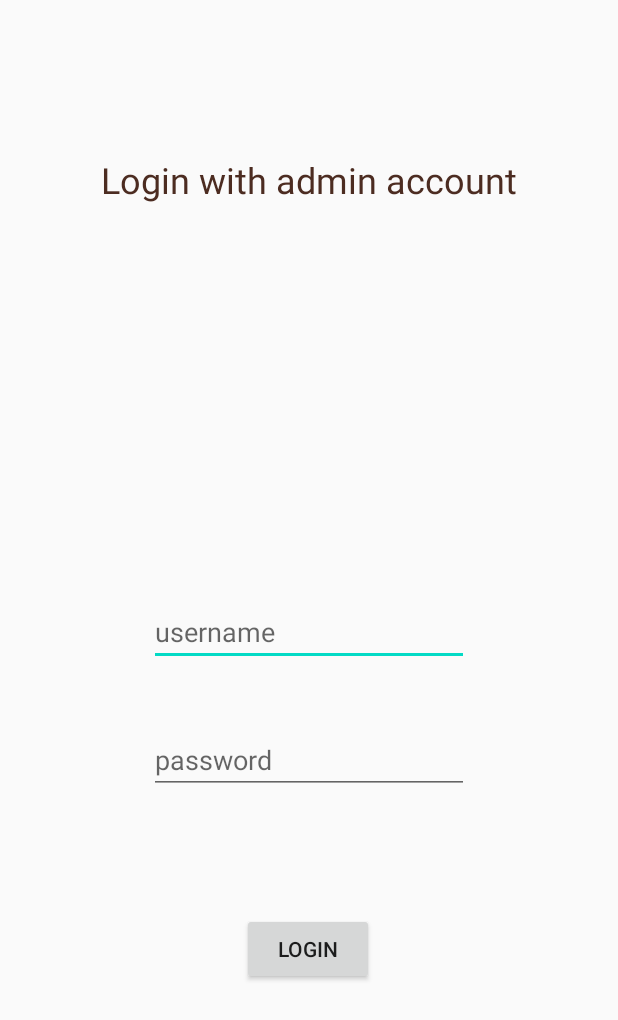
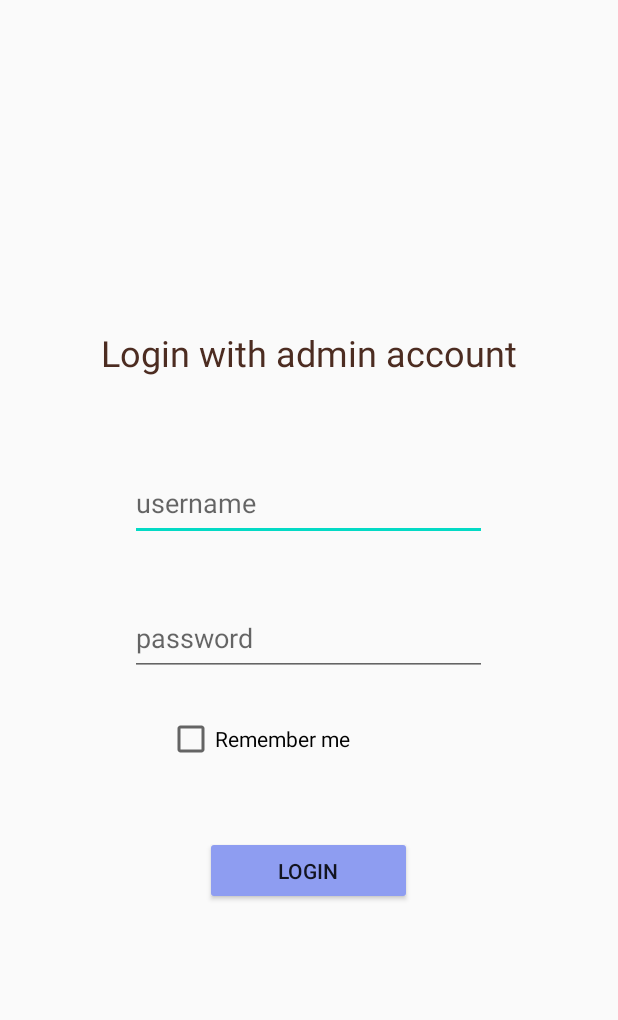
Before and after one commit to ngdthanh2000/smart_food_court_system, an Android app: the layout activity_login.xml on its own in the app's theme, with its tools: preview values and no code run, on a phone screen of 412 x 824 dp. Shown: the top 1020 px of the screen. Run offline under Robolectric (Android 15) with nearby library versions, the phone set to English and light mode, and no system bars.

Commit message:
Change from ListView to RecyclerView
Use RecyclerView to show list of orders on the screen to increase performance.
Add "Remember me" checkbox on login screen to save login info.

```diff
--- a/OrderManagementApplication/app/build.gradle
+++ b/OrderManagementApplication/app/build.gradle
@@ -33,6 +33,7 @@ dependencies {
     implementation 'androidx.constraintlayout:constraintlayout:1.1.3'
     implementation 'com.google.firebase:firebase-database-ktx:19.3.1'
     implementation 'com.google.firebase:firebase-database:19.3.1'
+    implementation 'androidx.recyclerview:recyclerview:1.1.0'
     testImplementation 'junit:junit:4.12'
     androidTestImplementation 'androidx.test.ext:junit:1.1.1'
     androidTestImplementation 'androidx.test.espresso:espresso-core:3.2.0'
--- a/OrderManagementApplication/app/src/main/AndroidManifest.xml
+++ b/OrderManagementApplication/app/src/main/AndroidManifest.xml
@@ -10,13 +10,13 @@
         android:supportsRtl="true"
         android:theme="@style/AppTheme">
         <activity android:name=".LoginActivity"
-            android:screenOrientation="landscape"></activity>
+            android:screenOrientation="portrait"></activity>
         <activity
             android:name=".ManagingActivity"
-            android:screenOrientation="landscape" />
+            android:screenOrientation="portrait" />
         <activity
             android:name=".MainActivity"
-            android:screenOrientation="landscape">
+            android:screenOrientation="portrait">
             <intent-filter>
                 <action android:name="android.intent.action.MAIN" />
 
--- a/OrderManagementApplication/app/src/main/res/layout/activity_login.xml
+++ b/OrderManagementApplication/app/src/main/res/layout/activity_login.xml
@@ -8,8 +8,8 @@
 
     <EditText
         android:id="@+id/edtUsername"
-        android:layout_width="wrap_content"
-        android:layout_height="wrap_content"
+        android:layout_width="238dp"
+        android:layout_height="50dp"
         android:layout_marginBottom="40dp"
         android:autofillHints=""
         android:ems="10"
@@ -17,31 +17,17 @@
         android:inputType="textPersonName"
         app:layout_constraintBottom_toTopOf="@+id/edtPassword"
         app:layout_constraintEnd_toEndOf="parent"
-        app:layout_constraintHorizontal_bias="0.499"
+        app:layout_constraintHorizontal_bias="0.497"
         app:layout_constraintStart_toStartOf="parent"
         app:layout_constraintTop_toTopOf="parent"
         app:layout_constraintVertical_bias="1.0" />
 
-    <EditText
-        android:id="@+id/edtPassword"
-        android:layout_width="wrap_content"
-        android:layout_height="wrap_content"
-        android:autofillHints=""
-        android:ems="10"
-        android:hint="password"
-        android:inputType="textPassword"
-        app:layout_constraintBottom_toBottomOf="parent"
-        app:layout_constraintEnd_toEndOf="parent"
-        app:layout_constraintHorizontal_bias="0.499"
-        app:layout_constraintStart_toStartOf="parent"
-        app:layout_constraintTop_toTopOf="parent"
-        app:layout_constraintVertical_bias="0.622" />
-
     <Button
         android:id="@+id/btnLogin"
-        android:layout_width="wrap_content"
-        android:layout_height="wrap_content"
+        android:layout_width="138dp"
+        android:layout_height="46dp"
         android:layout_marginBottom="36dp"
+        android:backgroundTint="#8E9DF1"
         android:longClickable="true"
         android:text="Login"
         app:layout_constraintBottom_toBottomOf="parent"
@@ -49,8 +35,23 @@
         app:layout_constraintHorizontal_bias="0.498"
         app:layout_constraintStart_toStartOf="parent"
         app:layout_constraintTop_toBottomOf="@+id/edtPassword"
-        app:layout_constraintVertical_bias="0.377"
+        app:layout_constraintVertical_bias="0.365"
         tools:text="Login" />
+
+    <EditText
+        android:id="@+id/edtPassword"
+        android:layout_width="238dp"
+        android:layout_height="50dp"
+        android:autofillHints=""
+        android:ems="10"
+        android:hint="password"
+        android:inputType="textPassword"
+        app:layout_constraintBottom_toBottomOf="parent"
+        app:layout_constraintEnd_toEndOf="parent"
+        app:layout_constraintHorizontal_bias="0.497"
+        app:layout_constraintStart_toStartOf="parent"
+        app:layout_constraintTop_toTopOf="parent"
+        app:layout_constraintVertical_bias="0.518" />
 
     <TextView
         android:id="@+id/txtLogo"
@@ -63,7 +64,19 @@
         app:layout_constraintEnd_toEndOf="parent"
         app:layout_constraintStart_toStartOf="parent"
         app:layout_constraintTop_toTopOf="parent"
-        app:layout_constraintVertical_bias="0.131"
+        app:layout_constraintVertical_bias="0.276"
         tools:text="Login with admin account" />
 
+    <CheckBox
+        android:id="@+id/boxRemember"
+        android:layout_width="wrap_content"
+        android:layout_height="wrap_content"
+        android:text="Remember me"
+        app:layout_constraintBottom_toBottomOf="parent"
+        app:layout_constraintEnd_toEndOf="parent"
+        app:layout_constraintHorizontal_bias="0.383"
+        app:layout_constraintStart_toStartOf="parent"
+        app:layout_constraintTop_toTopOf="parent"
+        app:layout_constraintVertical_bias="0.602" />
+
 </androidx.constraintlayout.widget.ConstraintLayout>
--- a/OrderManagementApplication/app/src/main/res/layout/activity_managing.xml
+++ b/OrderManagementApplication/app/src/main/res/layout/activity_managing.xml
@@ -7,8 +7,9 @@
     android:orientation="vertical"
     tools:context=".ManagingActivity">
 
-    <ListView
+    <androidx.recyclerview.widget.RecyclerView
         android:id="@+id/lsRequest"
         android:layout_width="match_parent"
-        android:layout_height="match_parent" />
+        android:layout_height="match_parent"
+        android:scrollbars="vertical"/>
 </LinearLayout>
```
Also changed, not shown: OrderManagementApplication/app/src/main/java/com/ngsown/ordermanagementapplication/ListAdapter.kt (deleted, +0 -137 lines), OrderManagementApplication/app/src/main/java/com/ngsown/ordermanagementapplication/LoginActivity.kt (+30 -5 lines), OrderManagementApplication/app/src/main/java/com/ngsown/ordermanagementapplication/ManagingActivity.kt (+23 -17 lines), OrderManagementApplication/app/src/main/java/com/ngsown/ordermanagementapplication/RecyclerAdapter.kt (added, +136 -0 lines).
